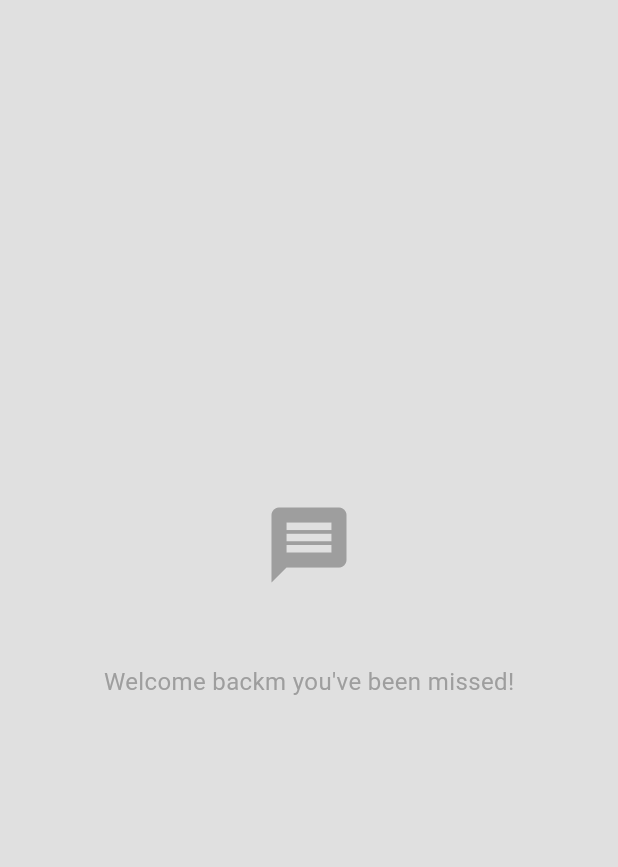
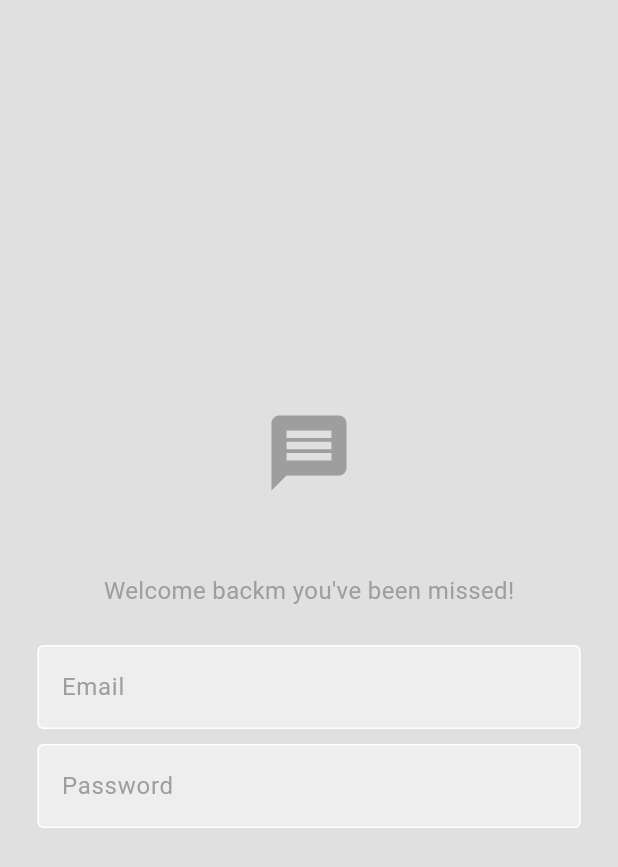
Before and after one commit to mohsenrahmdeli/Flutter-Caht-App, a Flutter app: the screen it shows after launch, on a phone screen of 412 x 824 dp. Shown: the top 867 px of the screen. Run offline on Flutter 3.47's test engine with Material 3 defaults, Android fonts, the phone set to English and light mode, and no system bars.

Commit message:
Add TextField to login Page

```diff
--- a/lib/components/my_textfields.dart
+++ b/lib/components/my_textfields.dart
@@ -2,7 +2,9 @@ import 'package:flutter/material.dart';
 
 class MyTextFields extends StatelessWidget {
   final String hintText;
-  const MyTextFields({super.key, required this.hintText});
+  final bool obscureText;
+  const MyTextFields(
+      {super.key, required this.hintText, required this.obscureText});
 
   @override
   Widget build(BuildContext context) {
@@ -11,6 +13,7 @@ class MyTextFields extends StatelessWidget {
         horizontal: 25.0,
       ),
       child: TextField(
+        obscureText: obscureText,
         decoration: InputDecoration(
           enabledBorder: OutlineInputBorder(
             borderSide: BorderSide(
--- a/lib/pages/login_page.dart
+++ b/lib/pages/login_page.dart
@@ -1,4 +1,6 @@
 import 'package:flutter/material.dart';
+
+import '../components/my_textfields.dart';
 
 class LoginPage extends StatelessWidget {
   const LoginPage({super.key});
@@ -29,7 +31,15 @@ class LoginPage extends StatelessWidget {
             const SizedBox(
               height: 25,
             ),
-
+            MyTextFields(
+              hintText: "Email",
+              obscureText: false,
+            ),
+            const SizedBox(height: 10),
+            const MyTextFields(
+              hintText: "Password",
+              obscureText: true,
+            )
           ],
         ),
       ),
```
